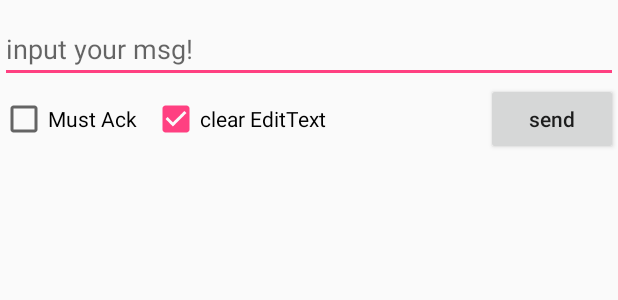
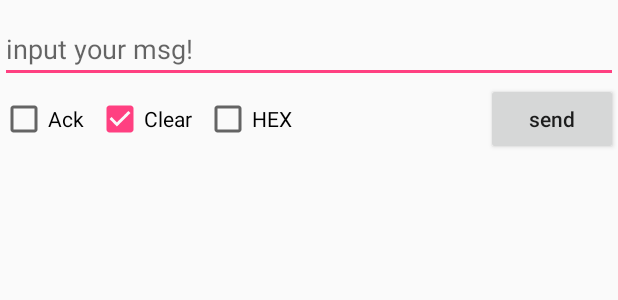
Before and after one commit to cylankj/IoTKit-App, an Android app: the layout fragment_chatroom.xml on its own in the app's theme, with its tools: preview values and no code run, on a phone screen of 412 x 824 dp. Shown: the top 300 px of the screen. Run offline under Robolectric (Android 15) with nearby library versions, the phone set to English and light mode, and no system bars.

```diff
--- a/Android/Demo/app/src/main/res/layout/fragment_chatroom.xml
+++ b/Android/Demo/app/src/main/res/layout/fragment_chatroom.xml
@@ -25,7 +25,7 @@
                 android:layout_height="wrap_content"
                 android:layout_alignBaseline="@+id/btn_commint_send"
                 android:layout_below="@+id/et_input"
-                android:text="Must Ack"
+                android:text="Ack"
                 android:textAllCaps="false" />
 
             <CheckBox
@@ -34,11 +34,21 @@
                 android:layout_height="wrap_content"
                 android:layout_alignBaseline="@+id/btn_commint_send"
                 android:layout_below="@+id/et_input"
-                android:layout_marginStart="10dp"
+                android:layout_marginStart="8dp"
                 android:layout_toEndOf="@+id/cb_isack"
                 android:checked="true"
-                android:text="clear EditText"
+                android:text="Clear"
                 android:textAllCaps="false" />
+
+            <CheckBox
+                android:id="@+id/cb_test_hex"
+                android:layout_width="wrap_content"
+                android:layout_height="wrap_content"
+                android:layout_alignBaseline="@+id/btn_commint_send"
+                android:layout_below="@+id/et_input"
+                android:layout_marginStart="8dp"
+                android:text="HEX"
+                android:layout_toEndOf="@+id/cb_clear_text" />
 
             <Button
                 android:id="@+id/btn_commint_send"
```
Also changed, not shown: Android/Demo/app/src/main/java/com/cylan/jfgappdemo/ui/ChatroomFragment.java (+34 -10 lines).
